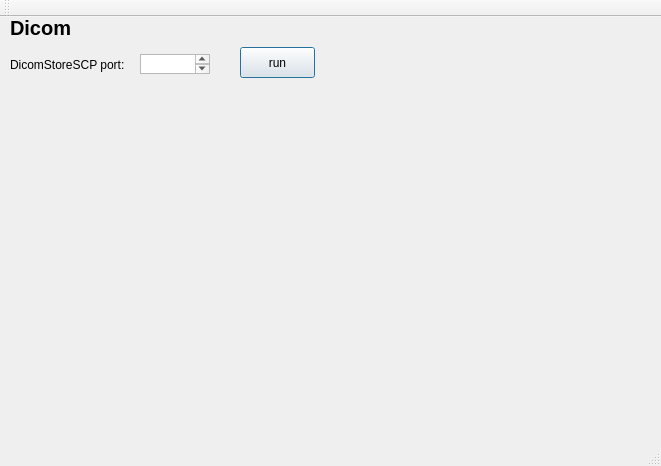
zyq1569/HealthApp, file Tools/HServerManageUI/mainwindow.ui: the form before one commit.
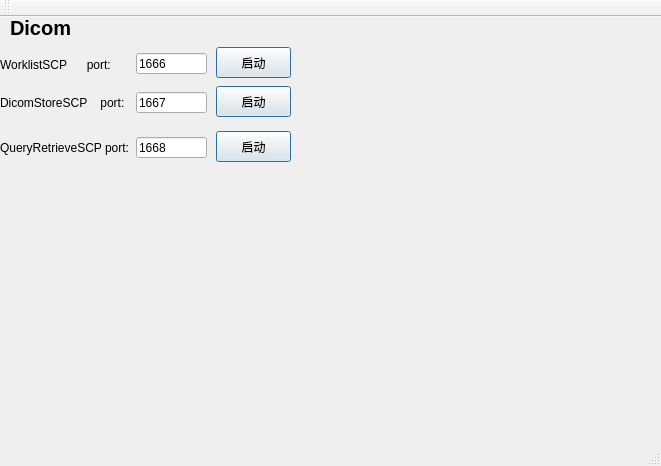
The form after the commit.

```diff
--- a/Tools/HServerManageUI/mainwindow.ui
+++ b/Tools/HServerManageUI/mainwindow.ui
@@ -38,30 +38,71 @@
    <widget class="QLabel" name="label_2">
     <property name="geometry">
      <rect>
-      <x>10</x>
-      <y>40</y>
-      <width>121</width>
-      <height>16</height>
+      <x>0</x>
+      <y>76</y>
+      <width>131</width>
+      <height>20</height>
      </rect>
     </property>
     <property name="text">
-     <string>DicomStoreSCP port:</string>
+     <string>DicomStoreSCP    port:</string>
     </property>
    </widget>
-   <widget class="QTextEdit" name="textEdit">
+   <widget class="QPushButton" name="StoreSCP">
     <property name="geometry">
      <rect>
-      <x>140</x>
-      <y>37</y>
-      <width>70</width>
+      <x>216</x>
+      <y>69</y>
+      <width>75</width>
+      <height>31</height>
+     </rect>
+    </property>
+    <property name="toolTip">
+     <string>&lt;html&gt;&lt;head/&gt;&lt;body&gt;&lt;p&gt;run store scp&lt;/p&gt;&lt;/body&gt;&lt;/html&gt;</string>
+    </property>
+    <property name="text">
+     <string>启动</string>
+    </property>
+    <property name="default">
+     <bool>true</bool>
+    </property>
+    <property name="flat">
+     <bool>false</bool>
+    </property>
+   </widget>
+   <widget class="QLineEdit" name="port_store">
+    <property name="geometry">
+     <rect>
+      <x>136</x>
+      <y>75</y>
+      <width>71</width>
+      <height>21</height>
+     </rect>
+    </property>
+    <property name="layoutDirection">
+     <enum>Qt::LeftToRight</enum>
+    </property>
+    <property name="text">
+     <string>1667</string>
+    </property>
+   </widget>
+   <widget class="QLabel" name="label_wlm">
+    <property name="geometry">
+     <rect>
+      <x>0</x>
+      <y>38</y>
+      <width>131</width>
       <height>20</height>
      </rect>
     </property>
+    <property name="text">
+     <string>WorklistSCP      port:</string>
+    </property>
    </widget>
    <widget class="QPushButton" name="runStoreSCP">
     <property name="geometry">
      <rect>
-      <x>240</x>
+      <x>216</x>
       <y>30</y>
       <width>75</width>
       <height>31</height>
@@ -71,7 +112,7 @@
      <string>&lt;html&gt;&lt;head/&gt;&lt;body&gt;&lt;p&gt;run store scp&lt;/p&gt;&lt;/body&gt;&lt;/html&gt;</string>
     </property>
     <property name="text">
-     <string>run</string>
+     <string>启动</string>
     </property>
     <property name="default">
      <bool>true</bool>
@@ -80,6 +121,73 @@
      <bool>false</bool>
     </property>
    </widget>
+   <widget class="QLineEdit" name="port_wlm">
+    <property name="geometry">
+     <rect>
+      <x>136</x>
+      <y>36</y>
+      <width>71</width>
+      <height>21</height>
+     </rect>
+    </property>
+    <property name="layoutDirection">
+     <enum>Qt::LeftToRight</enum>
+    </property>
+    <property name="text">
+     <string>1666</string>
+    </property>
+   </widget>
+   <widget class="QLabel" name="label_qrscp">
+    <property name="geometry">
+     <rect>
+      <x>0</x>
+      <y>121</y>
+      <width>131</width>
+      <height>20</height>
+     </rect>
+    </property>
+    <property name="text">
+     <string>QueryRetrieveSCP port:</string>
+    </property>
+   </widget>
+   <widget class="QPushButton" name="QRSCP">
+    <property name="geometry">
+     <rect>
+      <x>216</x>
+      <y>114</y>
+      <width>75</width>
+      <height>31</height>
+     </rect>
+    </property>
+    <property name="toolTip">
+     <string>&lt;html&gt;&lt;head/&gt;&lt;body&gt;&lt;p&gt;run store scp&lt;/p&gt;&lt;/body&gt;&lt;/html&gt;</string>
+    </property>
+    <property name="text">
+     <string>启动</string>
+    </property>
+    <property name="default">
+     <bool>true</bool>
+    </property>
+    <property name="flat">
+     <bool>false</bool>
+    </property>
+   </widget>
+   <widget class="QLineEdit" name="port_qr">
+    <property name="geometry">
+     <rect>
+      <x>136</x>
+      <y>120</y>
+      <width>71</width>
+      <height>21</height>
+     </rect>
+    </property>
+    <property name="layoutDirection">
+     <enum>Qt::LeftToRight</enum>
+    </property>
+    <property name="text">
+     <string>1668</string>
+    </property>
+   </widget>
   </widget>
   <widget class="QToolBar" name="mainToolBar">
    <property name="windowTitle">
```
Left out of the diff: 6 changed lines with no effect on the pictures.
